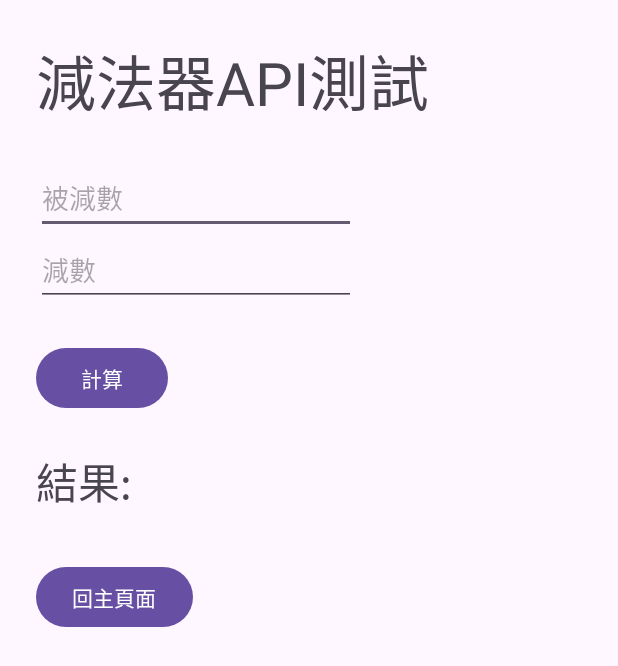
After one commit to JasonMeteor/GraduationProject, an Android app: the APITestActivity screen opened directly, with no data from a screen before it, on a phone screen of 412 x 824 dp. The commit adds this screen. Shown: the top 666 px of the screen. Run offline under Robolectric (Android 15) with nearby library versions, the phone set to English and light mode, and no system bars; 2 statements that could not run were skipped.

Commit message:
更新減法器的APP端請求同時追加網路權限請求及retrofit插件，由於請求位址尚未明確，故請求目標暫時留白

```diff
--- a/app/build.gradle.kts
+++ b/app/build.gradle.kts
@@ -41,7 +41,10 @@ dependencies {
     implementation("androidx.appcompat:appcompat:1.6.1")
     implementation("com.google.android.material:material:1.11.0")
     implementation("androidx.constraintlayout:constraintlayout:2.1.4")
+    implementation("androidx.activity:activity:1.9.0")
     testImplementation("junit:junit:4.13.2")
     androidTestImplementation("androidx.test.ext:junit:1.1.5")
     androidTestImplementation("androidx.test.espresso:espresso-core:3.5.1")
+    implementation ("com.squareup.retrofit2:retrofit:2.1.0")
+    implementation ("com.squareup.retrofit2:converter-gson:2.1.0")
 }
--- /dev/null
+++ b/app/src/main/java/mobileapp/graduationproject/APIService.java
@@ -0,0 +1,10 @@
+package mobileapp.graduationproject;
+
+import retrofit2.Call;
+import retrofit2.http.Body;
+import retrofit2.http.POST;
+
+public interface APIService {
+    @POST("") //wait for location
+    Call<MinusResponse> minusNumbers(@Body MinusRequest request);
+}
--- /dev/null
+++ b/app/src/main/java/mobileapp/graduationproject/APITestActivity.java
@@ -0,0 +1,93 @@
+package mobileapp.graduationproject;
+
+import android.content.Intent;
+import android.os.Bundle;
+import android.view.View;
+import android.widget.Button;
+import android.widget.EditText;
+import android.widget.TextView;
+import android.widget.Toast;
+
+import androidx.activity.EdgeToEdge;
+import androidx.appcompat.app.AppCompatActivity;
+import androidx.core.graphics.Insets;
+import androidx.core.view.ViewCompat;
+import androidx.core.view.WindowInsetsCompat;
+
+import retrofit2.Call;
+import retrofit2.Callback;
+import retrofit2.Response;
+
+public class APITestActivity extends AppCompatActivity {
+
+    APIService apiService;
+
+    int num1, num2;
+
+    EditText etNum1, etNum2;
+    TextView tvResult;
+    Button btnMinus, btnBackToMain;
+
+    @Override
+    protected void onCreate(Bundle savedInstanceState) {
+        super.onCreate(savedInstanceState);
+        EdgeToEdge.enable(this);
+        setContentView(R.layout.activity_apitest);
+        ViewCompat.setOnApplyWindowInsetsListener(findViewById(R.id.main), (v, insets) -> {
+            Insets systemBars = insets.getInsets(WindowInsetsCompat.Type.systemBars());
+            v.setPadding(systemBars.left, systemBars.top, systemBars.right, systemBars.bottom);
+            return insets;
+        });
+
+        apiService = RetrofitManager.getInstance().getAPI();
+
+        etNum1 = findViewById(R.id.et_num1);
+        etNum2 = findViewById(R.id.et_num2);
+        tvResult = findViewById(R.id.tv_minusresult);
+        btnMinus = findViewById(R.id.btn_minus);
+        btnBackToMain = findViewById(R.id.btn_backtomain);
+
+        View.OnClickListener btnListener = new View.OnClickListener() {
+            @Override
+            public void onClick(View v) {
+                int id = v.getId();
+                if(id == btnMinus.getId()){
+                    num1 = Integer.parseInt(etNum1.getText().toString());
+                    num2 = Integer.parseInt(etNum2.getText().toString());
+
+                    MinusRequest minusRequest = new MinusRequest(num1, num2);
+                    Call<MinusResponse> call = apiService.minusNumbers(minusRequest);
+                    call.enqueue(new Callback<MinusResponse>() {
+                        @Override
+                        public void onResponse(Call<MinusResponse> call, Response<MinusResponse> response) {
+                            if(response.isSuccessful()){
+                                MinusResponse minusResponse = response.body();
+                                if(minusResponse != null){
+                                    int result = minusResponse.getResult();
+                                    String resultMessage = "結果: " + result;
+                                    tvResult.setText(resultMessage);
+                                }
+                                else{
+                                    tvResult.setText("結果: fail to get result.");
+                                }
+                            }
+                        }
+
+                        @Override
+                        public void onFailure(Call<MinusResponse> call, Throwable t) {
+                            Toast.makeText(APITestActivity.this, "ERROR: " + t.getMessage(), Toast.LENGTH_SHORT).show();
+                        }
+                    });
+                }
+                else if(id == btnBackToMain.getId()){
+                    Intent intent = new Intent();
+                    intent.setClass(APITestActivity.this, MainActivity.class);
+                    startActivity(intent);
+                }
+            }
+        };
+
+        btnMinus.setOnClickListener(btnListener);
+        btnBackToMain.setOnClickListener(btnListener);
+    }
+}
--- /dev/null
+++ b/app/src/main/java/mobileapp/graduationproject/RetrofitManager.java
@@ -0,0 +1,22 @@
+package mobileapp.graduationproject;
+
+import retrofit2.Retrofit;
+import retrofit2.converter.gson.GsonConverterFactory;
+
+public class RetrofitManager {
+    private static RetrofitManager mInstance = new RetrofitManager();
+    private APIService APIService;
+    private RetrofitManager() {
+        Retrofit retrofit = new Retrofit.Builder()
+                .baseUrl("") //wait for url or server location
+                .addConverterFactory(GsonConverterFactory.create())
+                .build();
+        APIService = retrofit.create(APIService.class);
+    }
+    public static RetrofitManager getInstance() {
+        return mInstance;
+    }
+    public APIService getAPI() {
+        return APIService;
+    }
+}
--- /dev/null
+++ b/app/src/main/res/layout/activity_apitest.xml
@@ -0,0 +1,74 @@
+<?xml version="1.0" encoding="utf-8"?>
+<androidx.constraintlayout.widget.ConstraintLayout xmlns:android="http://schemas.android.com/apk/res/android"
+    xmlns:app="http://schemas.android.com/apk/res-auto"
+    xmlns:tools="http://schemas.android.com/tools"
+    android:id="@+id/main"
+    android:layout_width="match_parent"
+    android:layout_height="match_parent"
+    tools:context=".APITestActivity">
+
+    <TextView
+        android:id="@+id/tv_title"
+        android:layout_width="wrap_content"
+        android:layout_height="wrap_content"
+        android:layout_marginStart="24dp"
+        android:layout_marginTop="24dp"
+        android:text="減法器API測試"
+        android:textSize="40sp"
+        app:layout_constraintStart_toStartOf="parent"
+        app:layout_constraintTop_toTopOf="parent" />
+
+    <EditText
+        android:id="@+id/et_num1"
+        android:layout_width="wrap_content"
+        android:layout_height="wrap_content"
+        android:layout_marginStart="24dp"
+        android:layout_marginTop="24dp"
+        android:ems="10"
+        android:hint="被減數"
+        android:inputType="text"
+        app:layout_constraintStart_toStartOf="parent"
+        app:layout_constraintTop_toBottomOf="@+id/tv_title" />
+
+    <EditText
+        android:id="@+id/et_num2"
+        android:layout_width="wrap_content"
+        android:layout_height="wrap_content"
+        android:layout_marginStart="24dp"
+        android:ems="10"
+        android:hint="減數"
+        android:inputType="text"
+        app:layout_constraintStart_toStartOf="parent"
+        app:layout_constraintTop_toBottomOf="@+id/et_num1" />
+
+    <TextView
+        android:id="@+id/tv_minusresult"
+        android:layout_width="wrap_content"
+        android:layout_height="wrap_content"
+        android:layout_marginStart="24dp"
+        android:layout_marginTop="24dp"
+        android:text="結果:"
+        android:textSize="28sp"
+        app:layout_constraintStart_toStartOf="parent"
+        app:layout_constraintTop_toBottomOf="@+id/btn_minus" />
+
+    <Button
+        android:id="@+id/btn_backtomain"
+        android:layout_width="wrap_content"
+        android:layout_height="wrap_content"
+        android:layout_marginStart="24dp"
+        android:layout_marginTop="32dp"
+        android:text="回主頁面"
+        app:layout_constraintStart_toStartOf="parent"
+        app:layout_constraintTop_toBottomOf="@+id/tv_minusresult" />
+
+    <Button
+        android:id="@+id/btn_minus"
+        android:layout_width="wrap_content"
+        android:layout_height="wrap_content"
+        android:layout_marginStart="24dp"
+        android:layout_marginTop="24dp"
+        android:text="計算"
+        app:layout_constraintStart_toStartOf="parent"
+        app:layout_constraintTop_toBottomOf="@+id/et_num2" />
+</androidx.constraintlayout.widget.ConstraintLayout>
--- a/app/src/main/res/layout/activity_login.xml
+++ b/app/src/main/res/layout/activity_login.xml
@@ -20,7 +20,9 @@
     <LinearLayout
         android:layout_width="match_parent"
         android:layout_height="wrap_content"
+        android:layout_marginStart="24dp"
         android:layout_marginTop="80dp"
+        android:layout_marginEnd="24dp"
         android:orientation="vertical"
         app:layout_constraintEnd_toEndOf="parent"
         app:layout_constraintStart_toStartOf="parent"
--- a/app/src/main/res/layout/activity_registration.xml
+++ b/app/src/main/res/layout/activity_registration.xml
@@ -21,7 +21,9 @@
         android:id="@+id/linearLayout"
         android:layout_width="350dp"
         android:layout_height="wrap_content"
+        android:layout_marginStart="24dp"
         android:layout_marginTop="50dp"
+        android:layout_marginEnd="24dp"
         android:orientation="vertical"
         app:layout_constraintEnd_toEndOf="parent"
         app:layout_constraintStart_toStartOf="parent"
```
Also changed, not shown: app/src/main/AndroidManifest.xml (+8 -6 lines), app/src/main/java/mobileapp/graduationproject/MinusRequest.java (added, +27 -0 lines), app/src/main/java/mobileapp/graduationproject/MinusResponse.java (added, +9 -0 lines).
